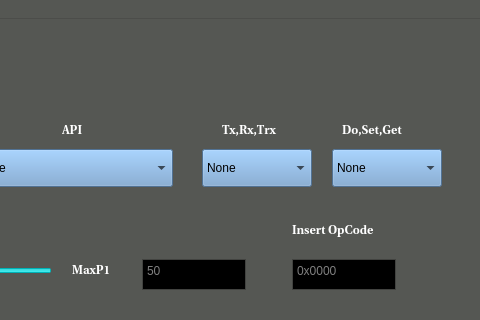
Above: GUITEST/QtDesigner/Frameworkhelp.ui from Tonix22/NuandRFProyect before the change; both pictures show x 258 to 738 and y 0 to 320 of the 738 by 540 pixel window. Below: the same form after it.
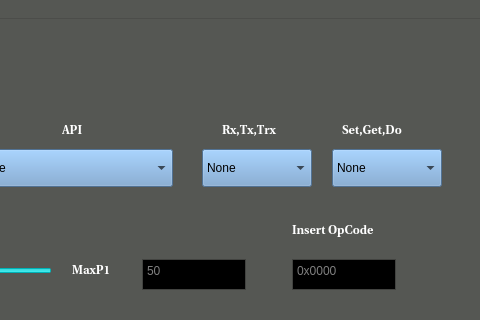
That is the form after the change. Icons and pictures are not drawn.

Diff of the .ui file:
```diff
--- a/GUITEST/QtDesigner/Frameworkhelp.ui
+++ b/GUITEST/QtDesigner/Frameworkhelp.ui
@@ -1325,7 +1325,7 @@
      </font>
     </property>
     <property name="text">
-     <string>Do,Set,Get</string>
+     <string>Set,Get,Do</string>
     </property>
    </widget>
    <widget class="QComboBox" name="tx_rx_menu">
@@ -2261,7 +2261,7 @@
      </font>
     </property>
     <property name="text">
-     <string>Tx,Rx,Trx</string>
+     <string>Rx,Tx,Trx</string>
     </property>
    </widget>
    <widget class="QLabel" name="param1_label">
```
Left out of the diff: 22 changed lines with no effect on the pictures.
